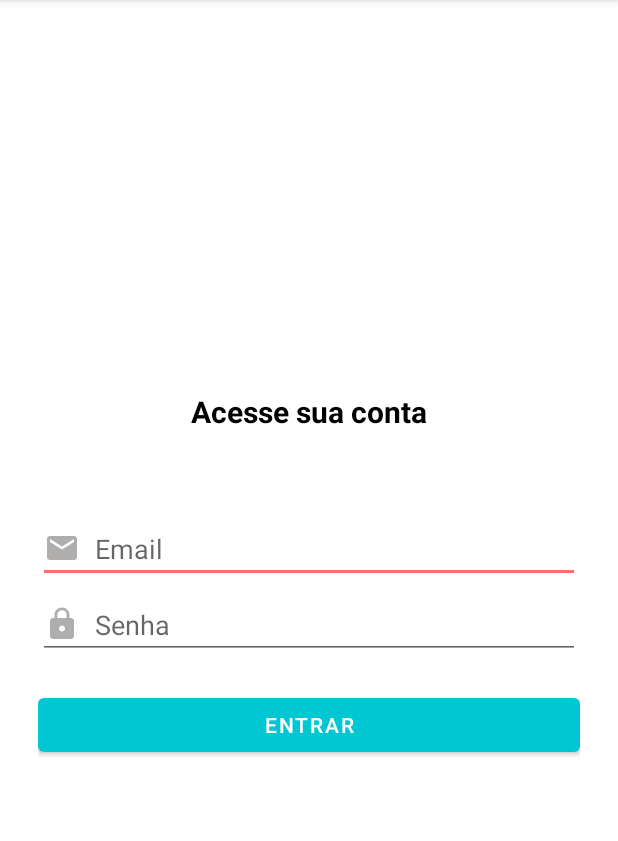
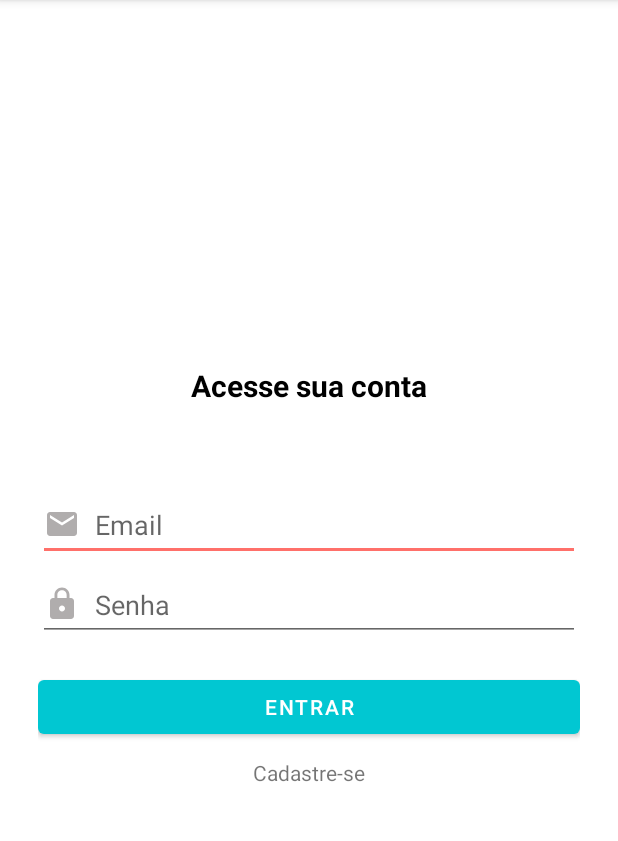
Before and after one commit to gentildpinto/organizze-clone, an Android app: the SignInActivity screen opened directly, with no data from a screen before it, on a phone screen of 412 x 824 dp, the part 84-925 px from its top. Run offline under Robolectric (Android 15) with nearby library versions, the phone set to English and light mode, and no system bars; our stand-ins replace Firebase (no records; nobody signed in at launch, a user with empty details on screens opened directly).

```diff
--- a/app/src/main/java/com/example/organizze/activity/SignInActivity.java
+++ b/app/src/main/java/com/example/organizze/activity/SignInActivity.java
@@ -1,39 +1,44 @@
 package com.example.organizze.activity;
 
-import androidx.annotation.NonNull;
 import androidx.appcompat.app.AppCompatActivity;
 
+import android.content.Intent;
 import android.os.Bundle;
-import android.view.View;
 import android.widget.Button;
 import android.widget.EditText;
+import android.widget.TextView;
 import android.widget.Toast;
 
 import com.example.organizze.R;
 import com.example.organizze.config.FirebaseConfig;
-import com.google.android.gms.tasks.OnCompleteListener;
-import com.google.android.gms.tasks.Task;
-import com.google.firebase.auth.AuthResult;
 import com.google.firebase.auth.FirebaseAuth;
 import com.google.firebase.auth.FirebaseAuthInvalidCredentialsException;
 import com.google.firebase.auth.FirebaseAuthInvalidUserException;
 
 public class SignInActivity extends AppCompatActivity {
-    private FirebaseAuth auth;
+    private Button loginBtn;
+    private TextView signUpBtn;
+    private EditText email, password;
 
     @Override
     protected void onCreate(Bundle savedInstanceState) {
         super.onCreate(savedInstanceState);
         setContentView(R.layout.activity_sign_in);
 
-        EditText email = findViewById(R.id.email_login_field);
-        EditText password = findViewById(R.id.password_login_field);
+        setViews();
+        loginBtnClickListener();
+        signUpBtnClickListener();
+    }
 
-        Button loginBtn = findViewById(R.id.login_btn);
+    private void setViews() {
+        email = findViewById(R.id.email_login_field);
+        password = findViewById(R.id.password_login_field);
+        loginBtn = findViewById(R.id.login_btn);
+        signUpBtn = findViewById(R.id.create_account_btn);
+    }
 
-        loginBtn.setOnClickListener(new View.OnClickListener() {
-            @Override
-            public void onClick(View v) {
+    private void loginBtnClickListener() {
+        loginBtn.setOnClickListener(v -> {
             if (!email.getText().toString().isEmpty()) {
                 if ((!password.getText().toString().isEmpty())) {
                     login(
@@ -46,17 +51,21 @@ public class SignInActivity extends AppCompatActivity {
             } else {
                 Toast.makeText(SignInActivity.this, "Preencha o email!", Toast.LENGTH_SHORT).show();
             }
+        });
     }
+
+    private void signUpBtnClickListener() {
+        signUpBtn.setOnClickListener(v -> {
+            startActivity(new Intent(this, SignUpActivity.class));
+            finish();
         });
     }
 
     private void login(String email, String password) {
-        auth = FirebaseConfig.GetFirebaseInstance();
+        FirebaseAuth auth = FirebaseConfig.GetFirebaseInstance();
         auth.signInWithEmailAndPassword(
                 email, password
-        ).addOnCompleteListener(this, new OnCompleteListener<AuthResult>() {
-            @Override
-            public void onComplete(@NonNull Task<AuthResult> task) {
+        ).addOnCompleteListener(this, task -> {
             if (task.isSuccessful()) {
                 Toast.makeText(SignInActivity.this, "Logado com sucesso!", Toast.LENGTH_SHORT).show();
             } else {
@@ -74,7 +83,6 @@ public class SignInActivity extends AppCompatActivity {
 
                 Toast.makeText(SignInActivity.this, exception, Toast.LENGTH_SHORT).show();
             }
-            }
         });
     }
 }
--- a/app/src/main/res/layout/activity_sign_in.xml
+++ b/app/src/main/res/layout/activity_sign_in.xml
@@ -19,47 +19,71 @@
         android:textStyle="bold"
         app:layout_constraintBottom_toTopOf="@+id/email_login_field"
         app:layout_constraintEnd_toEndOf="parent"
+        app:layout_constraintHorizontal_bias="0.5"
         app:layout_constraintStart_toStartOf="parent"
         app:layout_constraintTop_toTopOf="parent"
+        app:layout_constraintVertical_bias="0.5"
         app:layout_constraintVertical_chainStyle="packed" />
 
     <EditText
         android:id="@+id/email_login_field"
-        android:layout_width="0dp"
-        android:layout_height="wrap_content"
+        android:layout_width="361dp"
+        android:layout_height="48dp"
         android:layout_marginBottom="5dp"
-        android:drawableLeft="@drawable/ic_baseline_email_24"
+        android:autofillHints=""
+        android:drawableStart="@drawable/ic_baseline_email_24"
         android:drawablePadding="10dp"
         android:ems="10"
         android:hint="@string/email"
         android:inputType="textEmailAddress"
         app:layout_constraintBottom_toTopOf="@+id/password_login_field"
         app:layout_constraintEnd_toEndOf="parent"
+        app:layout_constraintHorizontal_bias="0.5"
         app:layout_constraintStart_toStartOf="parent"
-        app:layout_constraintTop_toBottomOf="@+id/textView13" />
+        app:layout_constraintTop_toBottomOf="@+id/textView13"
+        app:layout_constraintVertical_bias="0.5" />
 
     <EditText
         android:id="@+id/password_login_field"
-        android:layout_width="0dp"
-        android:layout_height="wrap_content"
-        android:drawableLeft="@drawable/ic_baseline_lock_24"
+        android:layout_width="361dp"
+        android:layout_height="48dp"
+        android:autofillHints=""
+        android:drawableStart="@drawable/ic_baseline_lock_24"
         android:drawablePadding="10dp"
         android:ems="10"
         android:hint="@string/password"
         android:inputType="textPassword"
         app:layout_constraintBottom_toTopOf="@+id/login_btn"
         app:layout_constraintEnd_toEndOf="parent"
+        app:layout_constraintHorizontal_bias="0.5"
         app:layout_constraintStart_toStartOf="parent"
-        app:layout_constraintTop_toBottomOf="@+id/email_login_field" />
+        app:layout_constraintTop_toBottomOf="@+id/email_login_field"
+        app:layout_constraintVertical_bias="0.5" />
 
     <Button
         android:id="@+id/login_btn"
-        android:layout_width="0dp"
+        android:layout_width="361dp"
         android:layout_height="wrap_content"
         android:layout_marginTop="20dp"
+        android:layout_marginBottom="10dp"
         android:text="@string/login"
+        app:layout_constraintBottom_toTopOf="@+id/create_account_btn"
+        app:layout_constraintEnd_toEndOf="parent"
+        app:layout_constraintHorizontal_bias="0.5"
+        app:layout_constraintStart_toStartOf="parent"
+        app:layout_constraintTop_toBottomOf="@+id/password_login_field"
+        app:layout_constraintVertical_bias="0.5"
+        tools:ignore="TextContrastCheck" />
+
+    <TextView
+        android:id="@+id/create_account_btn"
+        android:layout_width="wrap_content"
+        android:layout_height="wrap_content"
+        android:text="@string/sign_up"
         app:layout_constraintBottom_toBottomOf="parent"
         app:layout_constraintEnd_toEndOf="parent"
+        app:layout_constraintHorizontal_bias="0.5"
         app:layout_constraintStart_toStartOf="parent"
-        app:layout_constraintTop_toBottomOf="@+id/password_login_field" />
+        app:layout_constraintTop_toBottomOf="@+id/login_btn"
+        app:layout_constraintVertical_bias="0.5" />
 </androidx.constraintlayout.widget.ConstraintLayout>
```
Also changed, not shown: app/src/main/java/com/example/organizze/activity/SignUpActivity.java (+29 -19 lines), app/src/main/res/layout/activity_sign_up.xml (+9 -6 lines). Lines whose indentation alone changed are shown as unchanged.
